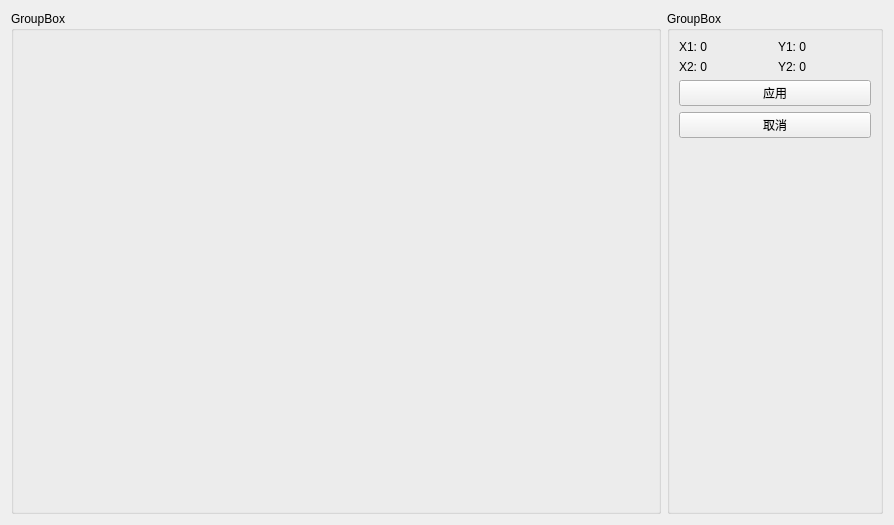
This is res/ui/roiWindow.ui in llllTnTlll/videoProcesserGUI as Qt 5 draws it before an edit. The edited form follows.
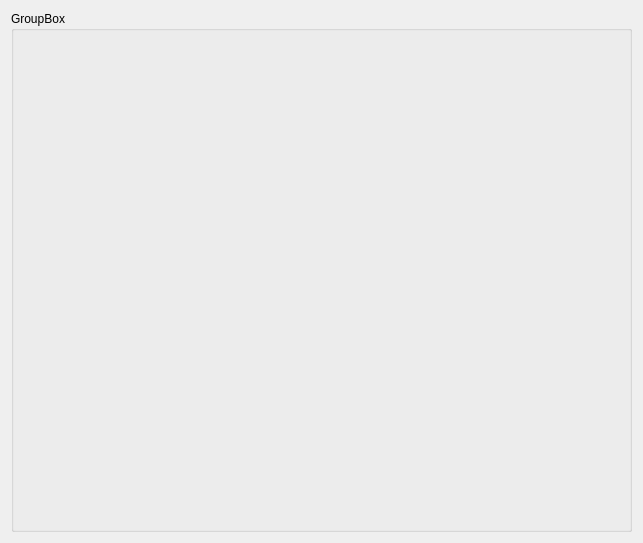
This is the edited form.

The edit to the form file:
```diff
--- a/res/ui/roiWindow.ui
+++ b/res/ui/roiWindow.ui
@@ -6,8 +6,8 @@
    <rect>
     <x>0</x>
     <y>0</y>
-    <width>894</width>
-    <height>525</height>
+    <width>643</width>
+    <height>543</height>
    </rect>
   </property>
   <property name="windowTitle">
@@ -15,7 +15,7 @@
   </property>
   <layout class="QHBoxLayout" name="horizontalLayout_2">
    <item>
-    <layout class="QHBoxLayout" name="horizontalLayout" stretch="3,1">
+    <layout class="QVBoxLayout" name="verticalLayout" stretch="0">
      <item>
       <widget class="QGroupBox" name="groupBox_2">
        <property name="title">
@@ -32,104 +32,6 @@
        </layout>
       </widget>
      </item>
-     <item>
-      <layout class="QVBoxLayout" name="verticalLayout">
-       <item>
-        <widget class="QGroupBox" name="groupBox">
-         <property name="title">
-          <string>GroupBox</string>
-         </property>
-         <layout class="QVBoxLayout" name="verticalLayout_3">
-          <item>
-           <layout class="QGridLayout" name="gridLayout">
-            <item row="1" column="1">
-             <widget class="QLabel" name="label_9">
-              <property name="font">
-               <font>
-                <family>Microsoft YaHei UI</family>
-                <weight>50</weight>
-                <bold>false</bold>
-               </font>
-              </property>
-              <property name="text">
-               <string>Y2: 0</string>
-              </property>
-             </widget>
-            </item>
-            <item row="0" column="1">
-             <widget class="QLabel" name="label_7">
-              <property name="font">
-               <font>
-                <family>Microsoft YaHei UI</family>
-                <weight>50</weight>
-                <bold>false</bold>
-               </font>
-              </property>
-              <property name="text">
-               <string>Y1: 0</string>
-              </property>
-             </widget>
-            </item>
-            <item row="0" column="0">
-             <widget class="QLabel" name="label_6">
-              <property name="font">
-               <font>
-                <family>Microsoft YaHei UI</family>
-               </font>
-              </property>
-              <property name="text">
-               <string>X1: 0</string>
-              </property>
-             </widget>
-            </item>
-            <item row="1" column="0">
-             <widget class="QLabel" name="label_8">
-              <property name="font">
-               <font>
-                <family>Microsoft YaHei UI</family>
-                <weight>50</weight>
-                <bold>false</bold>
-               </font>
-              </property>
-              <property name="text">
-               <string>X2: 0</string>
-              </property>
-             </widget>
-            </item>
-           </layout>
-          </item>
-          <item>
-           <widget class="QPushButton" name="u">
-            <property name="text">
-             <string>应用</string>
-            </property>
-           </widget>
-          </item>
-          <item>
-           <widget class="QPushButton" name="pushButton_2">
-            <property name="text">
-             <string>取消</string>
-            </property>
-           </widget>
-          </item>
-          <item>
-           <spacer name="verticalSpacer">
-            <property name="orientation">
-             <enum>Qt::Vertical</enum>
-            </property>
-            <property name="sizeHint" stdset="0">
-             <size>
-              <width>20</width>
-              <height>40</height>
-             </size>
-            </property>
-           </spacer>
-          </item>
-         </layout>
-        </widget>
-       </item>
-      </layout>
-     </item>
     </layout>
    </item>
   </layout>
```
